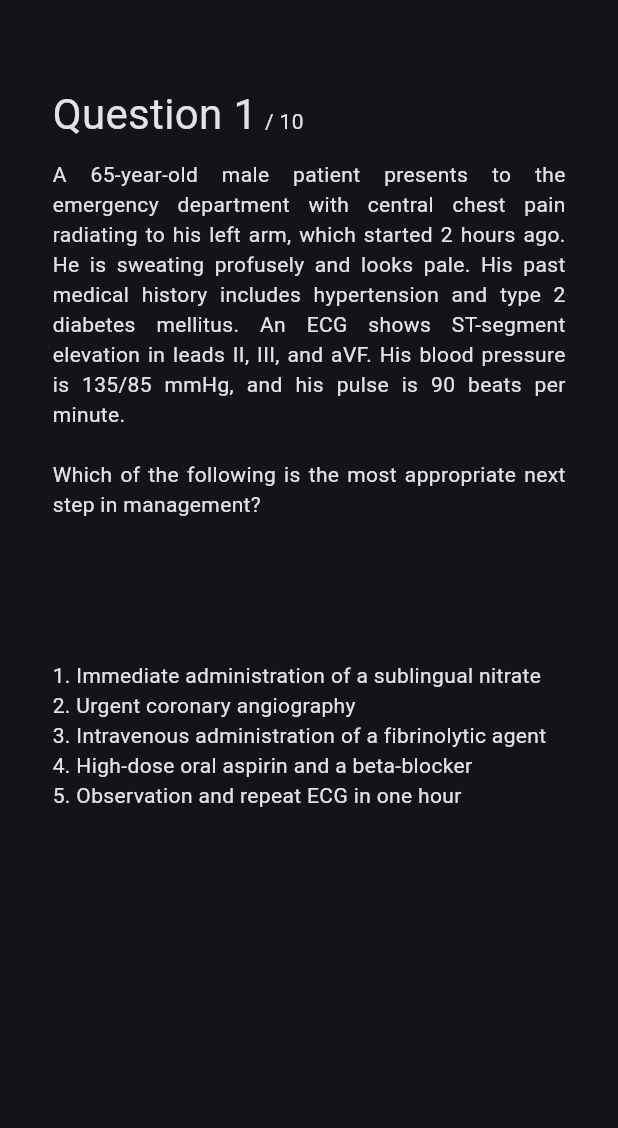
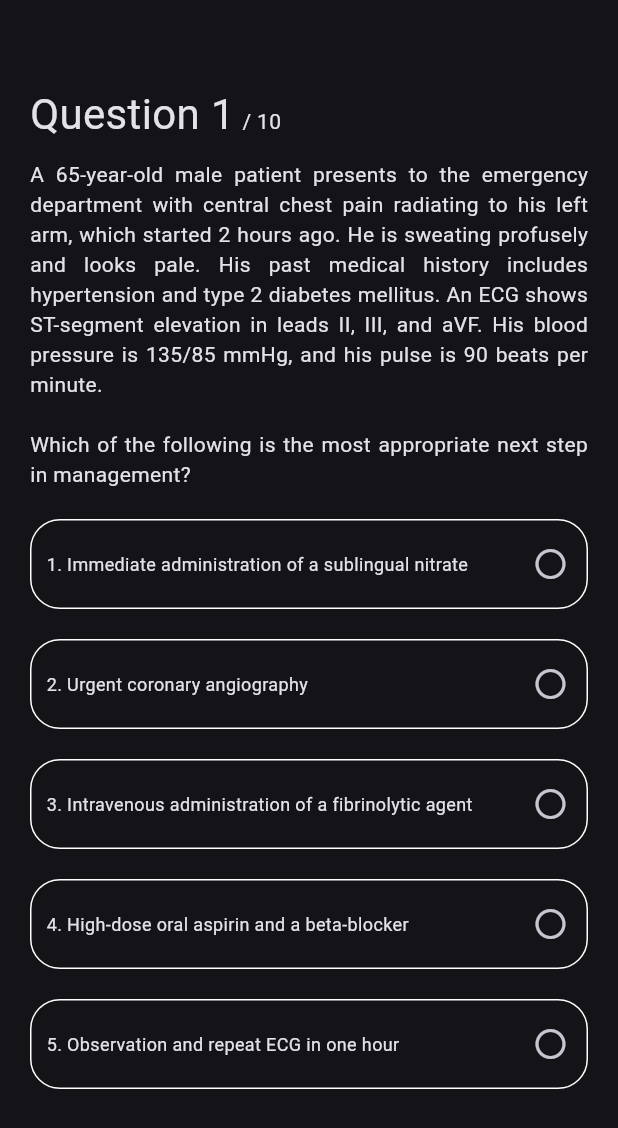
Before and after one commit to anchit-chandran/med_sba, a Flutter app: the screen it shows after launch, on a phone screen of 412 x 824 dp. Shown: the top 1128 px of the screen. Run offline on Flutter 3.47's test engine with Material 3 defaults, Android fonts, the light colour scheme and no system bars; missing offline and left inert: dart:ffi.

Commit message:
adds answer options
Signed-off-by: anchit-chandran <anchit97123@gmail.com>

```diff
--- a/lib/main.dart
+++ b/lib/main.dart
@@ -63,14 +63,14 @@
       backgroundColor: colorScheme.background,
       body: Padding(
         padding: const EdgeInsets.symmetric(
-          horizontal: 35.0,
+          horizontal: 20.0,
         ),
         child: Center(
           child: Column(
             crossAxisAlignment: CrossAxisAlignment.center,
             children: [
               Expanded(
-                flex: 1,
+                flex: 0,
                 child: Column(
                   children: [
                     Progress(
@@ -118,12 +118,45 @@
 
       print('$answerNum. $answerText');
 
-      allAnswers.add(Row(
-        children: [
-          Flexible(
-            child: Text('$answerNum. $answerText'),
+      allAnswers.add(Container(
+        margin: EdgeInsets.symmetric(
+          vertical: 10.0,
+        ),
+        padding: EdgeInsets.symmetric(
+          vertical: 5.0,
+        ),
+        decoration: BoxDecoration(
+          border: Border.all(
+            color: Colors.white,
           ),
-        ],
+          borderRadius: BorderRadius.circular(20.0),
+        ),
+        child: Row(
+          mainAxisAlignment: MainAxisAlignment.spaceBetween,
+          children: [
+            Flexible(
+              flex: 6,
+              child: Padding(
+                padding: const EdgeInsets.only(
+                  left: 10.0,
+                ),
+                child: Text(
+                  '$answerNum. $answerText',
+                  style: TextStyle(
+                    fontSize: 12.0,
+                  ),
+                ),
+              ),
+            ),
+            Flexible(
+                child: IconButton(
+              icon: Icon(Icons.circle_outlined),
+              onPressed: () {
+                print(answerNum);
+              },
+            ))
+          ],
+        ),
       ));
     }
     return allAnswers;
```
